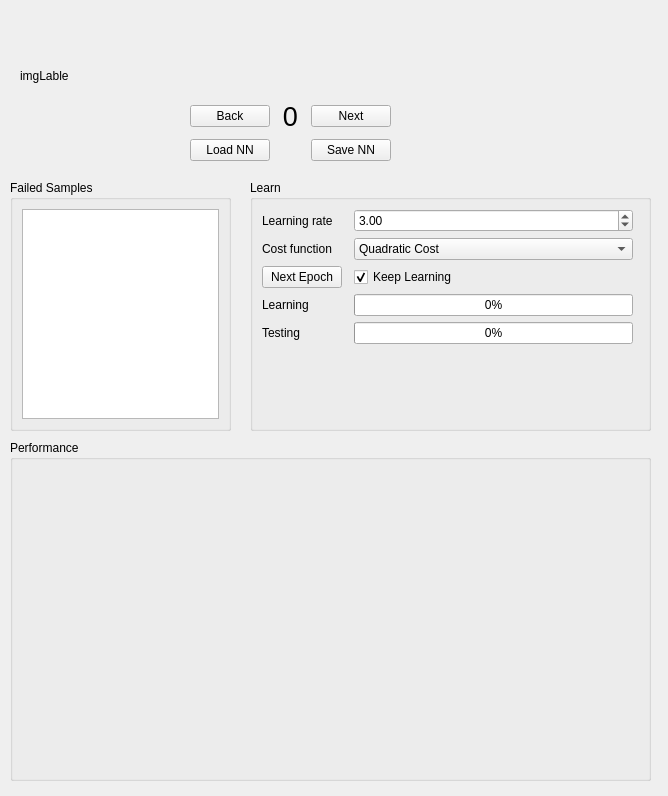
Qt form examples/mnist/widget.ui (eidelen/EidNN) before a commit.
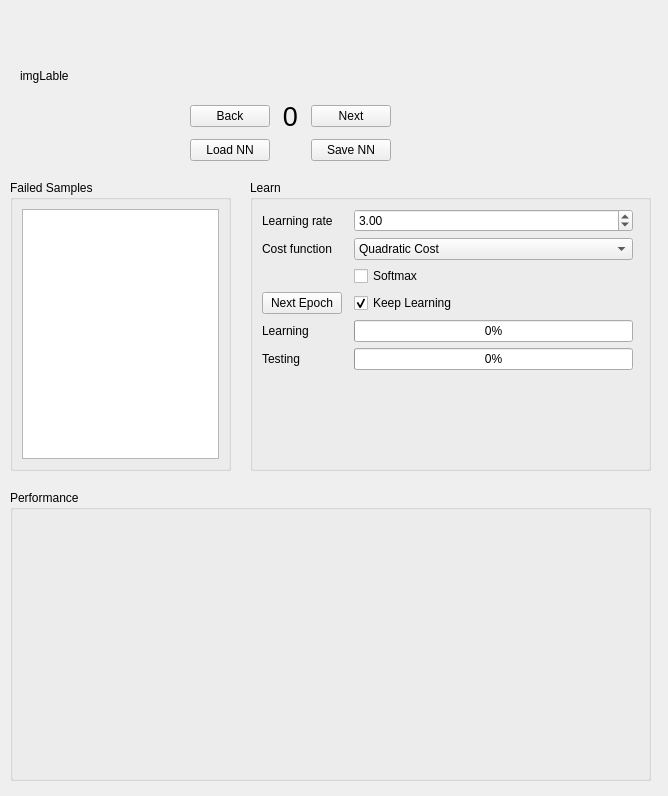
The same form after that commit. Custom widgets are drawn as their Qt base class.

Commit message: Implemented Softmax

Diff of the .ui file:
```diff
--- a/examples/mnist/widget.ui
+++ b/examples/mnist/widget.ui
@@ -102,34 +102,13 @@
      <x>250</x>
      <y>180</y>
      <width>401</width>
-     <height>251</height>
+     <height>291</height>
     </rect>
    </property>
    <property name="title">
     <string>Learn</string>
    </property>
    <layout class="QGridLayout" name="gridLayout_2">
-    <item row="4" column="2">
-     <widget class="QPushButton" name="learnPB">
-      <property name="text">
-       <string>Next Epoch</string>
-      </property>
-     </widget>
-    </item>
-    <item row="6" column="2">
-     <widget class="QLabel" name="label_2">
-      <property name="text">
-       <string>Learning</string>
-      </property>
-     </widget>
-    </item>
-    <item row="6" column="4">
-     <widget class="QProgressBar" name="learingProgress">
-      <property name="value">
-       <number>0</number>
-      </property>
-     </widget>
-    </item>
     <item row="0" column="2">
      <widget class="QLabel" name="label">
       <property name="text">
@@ -147,35 +126,21 @@
       </property>
      </widget>
     </item>
-    <item row="9" column="2" colspan="4">
+    <item row="8" column="4">
+     <widget class="QProgressBar" name="testingProgress">
+      <property name="value">
+       <number>0</number>
+      </property>
+     </widget>
+    </item>
+    <item row="10" column="2" colspan="4">
      <widget class="QLabel" name="resultLable">
       <property name="text">
        <string/>
       </property>
      </widget>
     </item>
-    <item row="7" column="4">
-     <widget class="QProgressBar" name="testingProgress">
-      <property name="value">
-       <number>0</number>
-      </property>
-     </widget>
-    </item>
-    <item row="7" column="2">
-     <widget class="QLabel" name="label_3">
-      <property name="text">
-       <string>Testing</string>
-      </property>
-     </widget>
-    </item>
-    <item row="3" column="2">
-     <widget class="QLabel" name="label_4">
-      <property name="text">
-       <string>Cost function</string>
-      </property>
-     </widget>
-    </item>
-    <item row="4" column="4">
+    <item row="5" column="4">
      <widget class="QCheckBox" name="keepLearingCB">
       <property name="text">
        <string>Keep Learning</string>
@@ -185,6 +150,13 @@
       </property>
      </widget>
     </item>
+    <item row="8" column="2">
+     <widget class="QLabel" name="label_3">
+      <property name="text">
+       <string>Testing</string>
+      </property>
+     </widget>
+    </item>
     <item row="3" column="4">
      <widget class="QComboBox" name="costFunctionCombo">
       <item>
@@ -199,6 +171,41 @@
       </item>
      </widget>
     </item>
+    <item row="3" column="2">
+     <widget class="QLabel" name="label_4">
+      <property name="text">
+       <string>Cost function</string>
+      </property>
+     </widget>
+    </item>
+    <item row="5" column="2">
+     <widget class="QPushButton" name="learnPB">
+      <property name="text">
+       <string>Next Epoch</string>
+      </property>
+     </widget>
+    </item>
+    <item row="7" column="2">
+     <widget class="QLabel" name="label_2">
+      <property name="text">
+       <string>Learning</string>
+      </property>
+     </widget>
+    </item>
+    <item row="7" column="4">
+     <widget class="QProgressBar" name="learingProgress">
+      <property name="value">
+       <number>0</number>
+      </property>
+     </widget>
+    </item>
+    <item row="4" column="4">
+     <widget class="QCheckBox" name="softmax">
+      <property name="text">
+       <string>Softmax</string>
+      </property>
+     </widget>
+    </item>
    </layout>
   </widget>
   <widget class="QLabel" name="activationLable">
@@ -233,7 +240,7 @@
      <x>10</x>
      <y>180</y>
      <width>221</width>
-     <height>251</height>
+     <height>291</height>
     </rect>
    </property>
    <property name="title">
@@ -249,9 +256,9 @@
    <property name="geometry">
     <rect>
      <x>10</x>
-     <y>440</y>
+     <y>490</y>
      <width>641</width>
-     <height>341</height>
+     <height>291</height>
     </rect>
    </property>
    <property name="title">
```
The commit also changes 7 other files.
